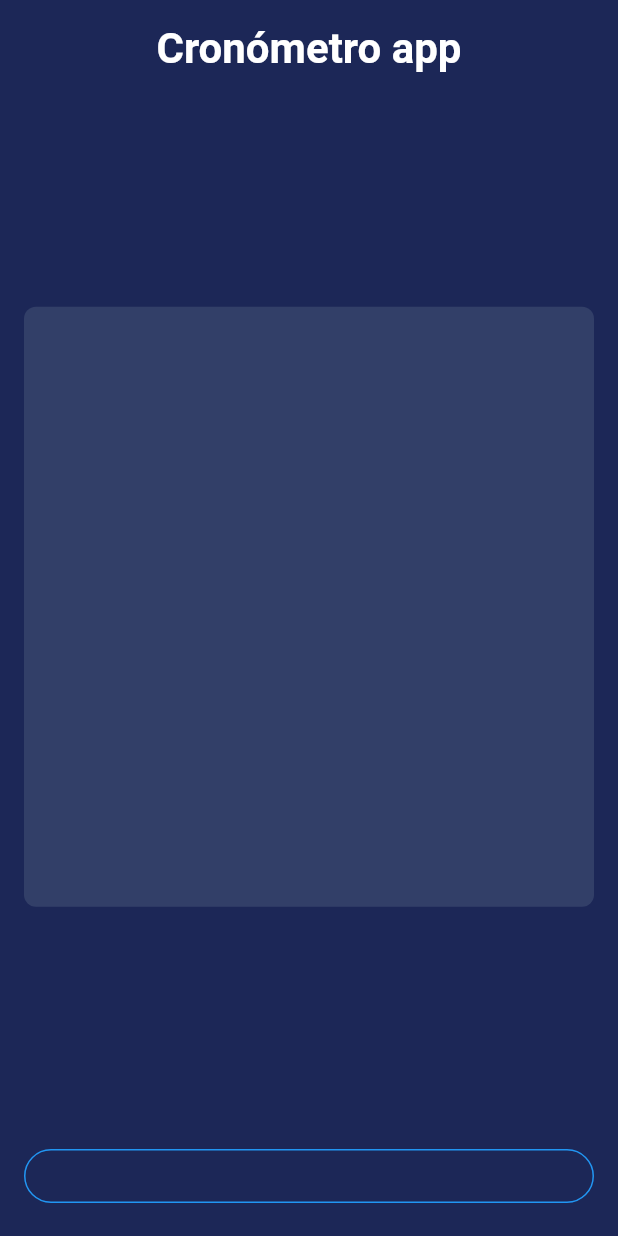
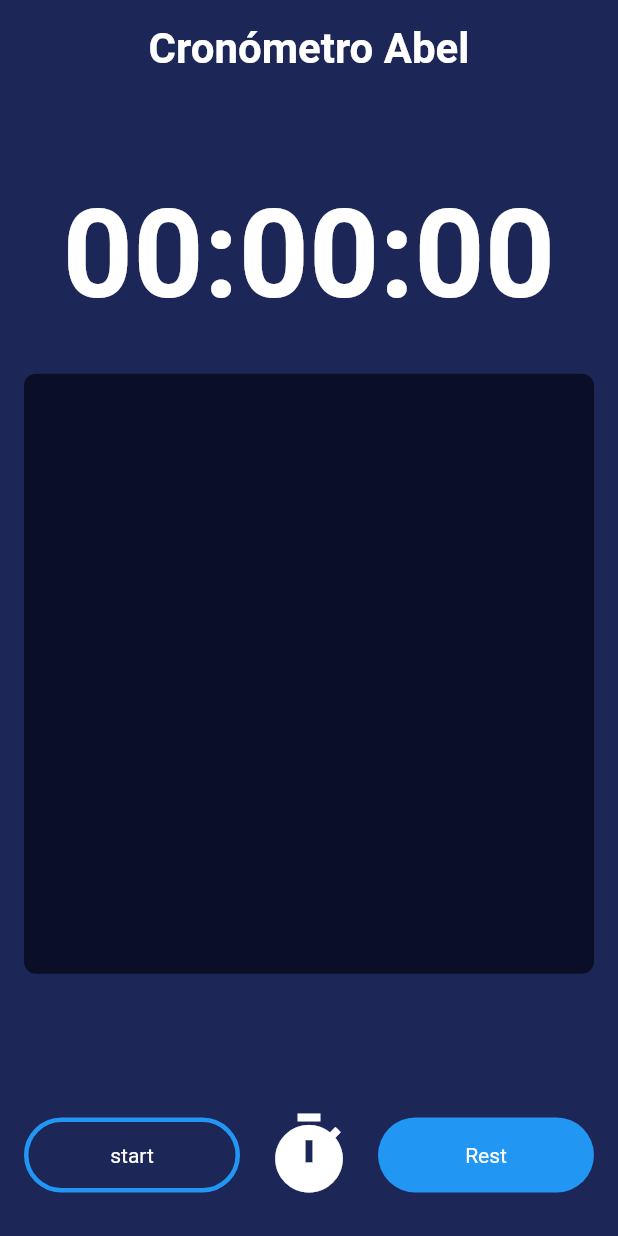
Before and after one commit to Ferdidand79/flutter_cronometro01, a Flutter app: the screen it shows after launch, on a phone screen of 412 x 824 dp. Run offline on Flutter 3.47's test engine with Material 2 defaults, Android fonts, the phone set to English and light mode, and no system bars.

Commit message:
cronometro culminado

```diff
--- a/lib/colors/colores.dart
+++ b/lib/colors/colores.dart
@@ -1,5 +1,7 @@
 import 'package:flutter/material.dart';
 
 Color primaryColor = Color(0xFF1C2757);
-Color secundaryColor = Color(0xFF323f68);
+Color secundaryColor = Color(0xFF0A0F27);
+Color secundary2Color = Color(0xFF121B42);
+Color secundary3Color = Color(0xFF323F68);
 Color blanco = Color(0xFFFFFFFF);
--- a/lib/home/home_app.dart
+++ b/lib/home/home_app.dart
@@ -1,14 +1,89 @@
+import 'dart:async';
+
 import 'package:flutter/material.dart';
 import 'package:flutter_cronometro01/colors/colores.dart';
 
 class HomeApp extends StatefulWidget {
-  const HomeApp({ Key? key }) : super(key: key);
+  const HomeApp({Key? key}) : super(key: key);
 
   @override
   _HomeAppState createState() => _HomeAppState();
 }
 
 class _HomeAppState extends State<HomeApp> {
+  //creandoi la logica de la app
+
+  int seconds = 0, minutes = 0, hours = 0;
+  String digitSeconds = "00", digitMinutes = "00", digitHours = "00";
+  Timer? timer;
+  bool started = false;
+
+  List laps = [];
+
+  get itemBuilder => null;
+
+  //crando la funcion stop tiempo
+
+  void stop() {
+    timer!.cancel();
+    setState(() {
+      started = false;
+    });
+  }
+
+  //creando la funsion de resetear tiempo
+
+  void reset() {
+    timer!.cancel();
+    setState(() {
+      seconds = 0;
+      minutes = 0;
+      hours = 0;
+
+      digitSeconds = "00";
+      digitMinutes = "00";
+      digitHours = "00";
+
+      started = false;
+    });
+  }
+
+  void addLaps() {
+    String lap = "$digitHours:$digitMinutes:$digitSeconds";
+    setState(() {
+      laps.add(lap);
+    });
+  }
+
+  //creando la funsion start tiempo
+
+  void start() {
+    started = true;
+    timer = Timer.periodic(Duration(seconds: 1), (timer) {
+      int localSeconds = seconds + 1;
+      int localMinutes = minutes;
+      int localHours = hours;
+
+      if (localSeconds > 59) {
+        if (localMinutes > 59) {
+          localHours++;
+          localMinutes = 0;
+        } else {
+          localMinutes++;
+          localSeconds = 0;
+        }
+      }
+      setState(() {
+        seconds = localSeconds;
+        minutes = localMinutes;
+        hours = localHours;
+        digitSeconds = (seconds >= 10) ? "$seconds" : "0$seconds";
+        digitMinutes = (minutes >= 10) ? "$minutes" : "0$minutes";
+        digitHours = (hours >= 10) ? "$hours" : "0$hours";
+      });
+    });
+  }
+
   @override
   Widget build(BuildContext context) {
     return Scaffold(
@@ -16,13 +91,13 @@ class _HomeAppState extends State<HomeApp> {
       body: SafeArea(
         child: Padding(
           padding: EdgeInsets.all(16.0),
-          child:Column(
+          child: Column(
             mainAxisAlignment: MainAxisAlignment.spaceBetween,
             crossAxisAlignment: CrossAxisAlignment.center,
             children: [
               Center(
                 child: Text(
-                  "Cronómetro app",
+                  "Cronómetro Abel",
                   style: TextStyle(
                     color: blanco,
                     fontSize: 28.0,
@@ -30,28 +105,126 @@ class _HomeAppState extends State<HomeApp> {
                   ),
                 ),
               ),
-              SizedBox(
-                height: 20.0,
+              const SizedBox(
+                height: 10.0,
+              ),
+              Center(
+                child: Text(
+                  "$digitHours:$digitMinutes:$digitSeconds",
+                  style: TextStyle(
+                    color: blanco,
+                    fontSize: 82.0,
+                    fontWeight: FontWeight.w600,
+                  ),
+                ),
               ),
               Container(
-                height:400.0,
+                height: 400.0,
                 decoration: BoxDecoration(
                   color: secundaryColor,
                   borderRadius: BorderRadius.circular(8.0),
                 ),
+                child: ListView.builder(
+                    itemCount: laps.length,
+                    itemBuilder: (context, index) {
+                      return Padding(
+                        padding: const EdgeInsets.all(5.0),
+                        child: Container(
+
+                          padding: const EdgeInsets.all(8.0),
+                          decoration: BoxDecoration(
+                            gradient: const LinearGradient(
+                              begin: Alignment.bottomCenter,
+                              end: Alignment.bottomLeft,
+                              colors: <Color>[
+                              Color(0xFF121B42),
+                              Color(0xFF1C2757),
+                              Color(0xFF00B3FA),
+                              ],
+                            ),
+                            borderRadius: BorderRadius.circular(8.0),
+                          ),
+
+                          child: Row(
+                            mainAxisAlignment: MainAxisAlignment.spaceBetween,
+                            children: [
+                              Text(
+                                "Marca N°${index + 1}",
+                                style: TextStyle(
+                                  color: blanco,
+                                  fontSize: 22.0,
+                                  fontWeight: FontWeight.bold,
+                                ),
+                              ),
+                              Text(
+                                "${laps[index]}",
+                                style: TextStyle(
+                                  color: blanco,
+                                  fontSize: 22.0,
+                                  fontWeight: FontWeight.bold,
+                                ),
+                              ),
+                            ],
+                          ),
+                        ),
+                      );
+                    }),
               ),
-              SizedBox(
+
+              const SizedBox(
                 height: 20.0,
               ),
+
               Row(
                 mainAxisAlignment: MainAxisAlignment.spaceBetween,
                 children: [
+
                   Expanded(
                     child: RawMaterialButton(
                       onPressed: () {
+                        (!started) ? start() : stop();
                       },
-                      shape: StadiumBorder(
-                        side: BorderSide(color: Colors.blue),
+                      constraints: const BoxConstraints(minHeight: 50),
+                      elevation: 0,
+                      shape: const StadiumBorder(
+                        side: BorderSide(color: Colors.blue, width: 3),
+                      ),
+                      child: Text(
+                        (!started) ? "start" : "Pause",
+                        style: TextStyle(
+                          color: blanco,
+                        ),
+                      ),
+                    ),
+                  ),
+
+                  const SizedBox(width: 8.0),
+
+                  IconButton(
+                    iconSize: 60.0,
+                    color: blanco,
+                    onPressed: () {
+                      addLaps();
+                    },
+                    icon: Icon(Icons.timer),
+                  ),
+
+                  SizedBox(width: 8.0),
+
+                  Expanded(
+                    child: RawMaterialButton(
+                      onPressed: () {
+                        reset();
+                      },
+                      constraints: const BoxConstraints(minHeight: 50),
+                      elevation: 0,
+                      fillColor: Colors.blue,
+                      shape: StadiumBorder(),
+                      child: Text(
+                        "Rest",
+                        style: TextStyle(
+                          color: blanco,
+                        ),
                       ),
                     ),
                   ),
```
